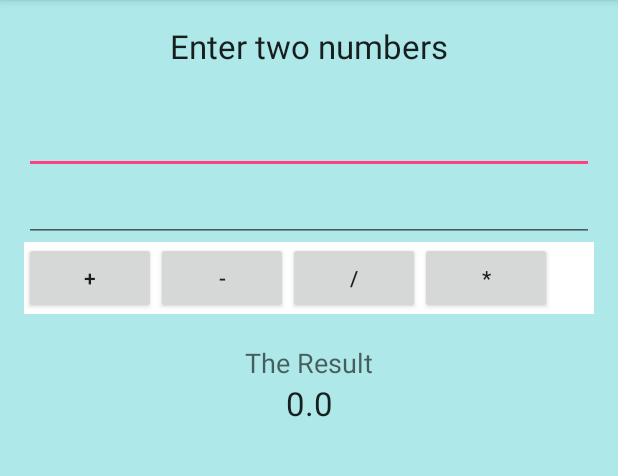
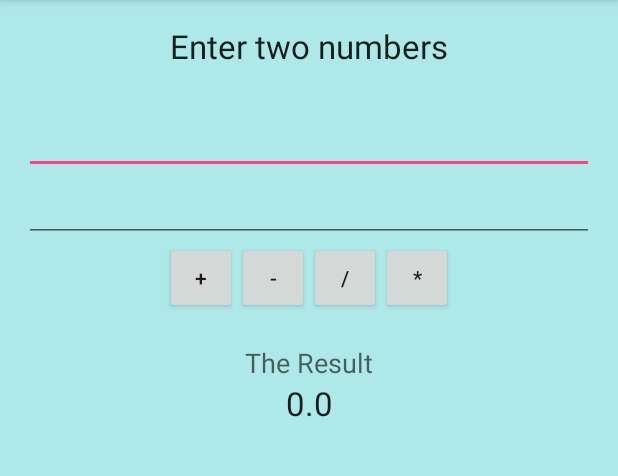
Before and after one commit to jason-wong-9/Android-Development, an Android app: the screen it shows after launch (MainActivity), on a phone screen of 412 x 824 dp, the part 84-560 px from its top. Run offline under Robolectric (Android 15) with nearby library versions, the phone set to English and light mode, and no system bars.

Commit message:
Button Functionality

```diff
--- a/Calculator/app/src/main/java/com/jasonkcwong/calculator/MainActivity.java
+++ b/Calculator/app/src/main/java/com/jasonkcwong/calculator/MainActivity.java
@@ -5,8 +5,19 @@ import android.support.v7.app.AppCompatActivity;
 import android.support.v7.widget.Toolbar;
 import android.view.Menu;
 import android.view.MenuItem;
+import android.view.View;
+import android.widget.Button;
+import android.widget.EditText;
+import android.widget.TextView;
 
 public class MainActivity extends AppCompatActivity {
+    private EditText operand1;
+    private EditText operand2;
+    private Button btnAddition;
+    private Button btnSubtraction;
+    private Button btnDivision;
+    private Button btnMultiplication;
+    private TextView txtResult;
 
     @Override
     protected void onCreate(Bundle savedInstanceState) {
@@ -14,7 +25,53 @@ public class MainActivity extends AppCompatActivity {
         setContentView(R.layout.activity_main);
         Toolbar toolbar = (Toolbar) findViewById(R.id.toolbar);
         setSupportActionBar(toolbar);
+        operand1 = (EditText) findViewById(R.id.editOperand1);
+        operand2 = (EditText) findViewById(R.id.editOperand2);
+        btnAddition = (Button) findViewById(R.id.btnAddition);
+        btnSubtraction = (Button) findViewById(R.id.btnSubtraction);
+        btnDivision = (Button) findViewById(R.id.btnDivision);
+        btnMultiplication = (Button) findViewById(R.id.btnMultiplication);
+        txtResult = (TextView) findViewById(R.id.txtResult);
+        btnAddition.setOnClickListener(new View.OnClickListener() {
+            @Override
+            public void onClick(View v) {
+                double oper1 = Double.parseDouble(operand1.getText().toString());
+                double oper2 = Double.parseDouble(operand2.getText().toString());
 
+                double theResult = oper1 + oper2;
+                txtResult.setText(Double.toString(theResult));
+            }
+        });
+        btnSubtraction.setOnClickListener(new View.OnClickListener() {
+            @Override
+            public void onClick(View v) {
+                double oper1 = Double.parseDouble(operand1.getText().toString());
+                double oper2 = Double.parseDouble(operand2.getText().toString());
+
+                double theResult = oper1 - oper2;
+                txtResult.setText(Double.toString(theResult));
+            }
+        });
+        btnDivision.setOnClickListener(new View.OnClickListener() {
+            @Override
+            public void onClick(View v) {
+                double oper1 = Double.parseDouble(operand1.getText().toString());
+                double oper2 = Double.parseDouble(operand2.getText().toString());
+
+                double theResult = oper1 / oper2;
+                txtResult.setText(Double.toString(theResult));
+            }
+        });
+        btnMultiplication.setOnClickListener(new View.OnClickListener() {
+            @Override
+            public void onClick(View v) {
+                double oper1 = Double.parseDouble(operand1.getText().toString());
+                double oper2 = Double.parseDouble(operand2.getText().toString());
+
+                double theResult = oper1 * oper2;
+                txtResult.setText(Double.toString(theResult));
+            }
+        });
 //        FloatingActionButton fab = (FloatingActionButton) findViewById(R.id.fab);
 //        fab.setOnClickListener(new View.OnClickListener() {
 //            @Override
--- a/Calculator/app/src/main/res/layout/content_main.xml
+++ b/Calculator/app/src/main/res/layout/content_main.xml
@@ -27,7 +27,7 @@
         android:layout_height="wrap_content"
         android:inputType="numberDecimal"
         android:ems="10"
-        android:id="@+id/editText"
+        android:id="@+id/editOperand1"
         android:layout_gravity="center_horizontal"
         android:layout_marginTop="25dp" />
 
@@ -36,7 +36,7 @@
         android:layout_height="wrap_content"
         android:inputType="numberDecimal"
         android:ems="10"
-        android:id="@+id/editText2"
+        android:id="@+id/editOperand2"
         android:layout_gravity="center_horizontal" />
 
     <LinearLayout
@@ -44,38 +44,42 @@
         android:layout_width="match_parent"
         android:layout_height="wrap_content"
         android:layout_gravity="center_horizontal"
-        android:background="#ffffff">
+        android:gravity="center">
 
         <Button
             android:layout_width="wrap_content"
             android:layout_height="wrap_content"
             android:text="+"
-            android:id="@+id/button" />
+            android:id="@+id/btnAddition"
+            style="?android:attr/buttonStyleSmall"/>
 
         <Button
             android:layout_width="wrap_content"
             android:layout_height="wrap_content"
             android:text="-"
-            android:id="@+id/button2" />
+            android:id="@+id/btnSubtraction"
+            style="?android:attr/buttonStyleSmall" />
 
         <Button
             android:layout_width="wrap_content"
             android:layout_height="wrap_content"
             android:text="/"
-            android:id="@+id/button3" />
+            android:id="@+id/btnDivision"
+            style="?android:attr/buttonStyleSmall" />
 
         <Button
             android:layout_width="wrap_content"
             android:layout_height="wrap_content"
             android:text="*"
-            android:id="@+id/button4" />
+            android:id="@+id/btnMultiplication"
+            style="?android:attr/buttonStyleSmall" />
     </LinearLayout>
 
     <TextView
         android:layout_width="wrap_content"
         android:layout_height="wrap_content"
         android:textAppearance="?android:attr/textAppearanceMedium"
-        android:text="The Result"
+        android:text="@string/resultText"
         android:id="@+id/textView2"
         android:layout_gravity="center_horizontal"
         android:layout_marginTop="20dp" />
@@ -85,7 +89,7 @@
         android:layout_height="wrap_content"
         android:textAppearance="?android:attr/textAppearanceLarge"
         android:text="0.0"
-        android:id="@+id/textView3"
+        android:id="@+id/txtResult"
         android:gravity="center" />
 
 </LinearLayout>
--- a/Calculator/app/src/main/res/values/strings.xml
+++ b/Calculator/app/src/main/res/values/strings.xml
@@ -2,4 +2,5 @@
     <string name="app_name">Calculator</string>
     <string name="action_settings">Settings</string>
     <string name="help_instructions">Enter two numbers</string>
+    <string name="resultText">The Result</string>
 </resources>
```
